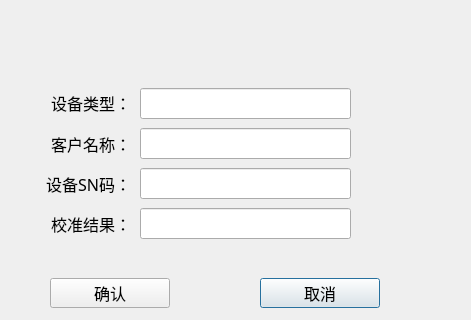
Qt form MonitorPduTool/logs/logquerydlg/log_logquerydlg.ui (ChinaClever/PDU-MonitorTool) before a commit; both pictures show x 0 to 471 and y 142 to 462 of the 471 by 462 pixel window.
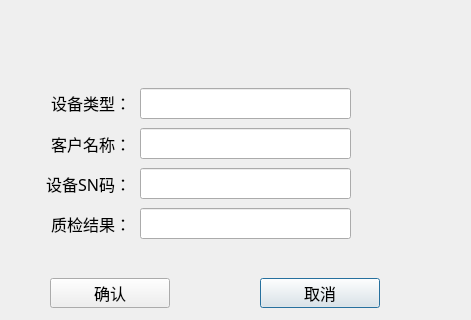
The same form after that commit.

Commit message: 界面改动

```diff
--- a/MonitorPduTool/logs/logquerydlg/log_logquerydlg.ui
+++ b/MonitorPduTool/logs/logquerydlg/log_logquerydlg.ui
@@ -236,7 +236,7 @@
     <string notr="true"/>
    </property>
    <property name="text">
-    <string>校准结果：</string>
+    <string>质检结果：</string>
    </property>
    <property name="alignment">
     <set>Qt::AlignRight|Qt::AlignTrailing|Qt::AlignVCenter</set>
```
